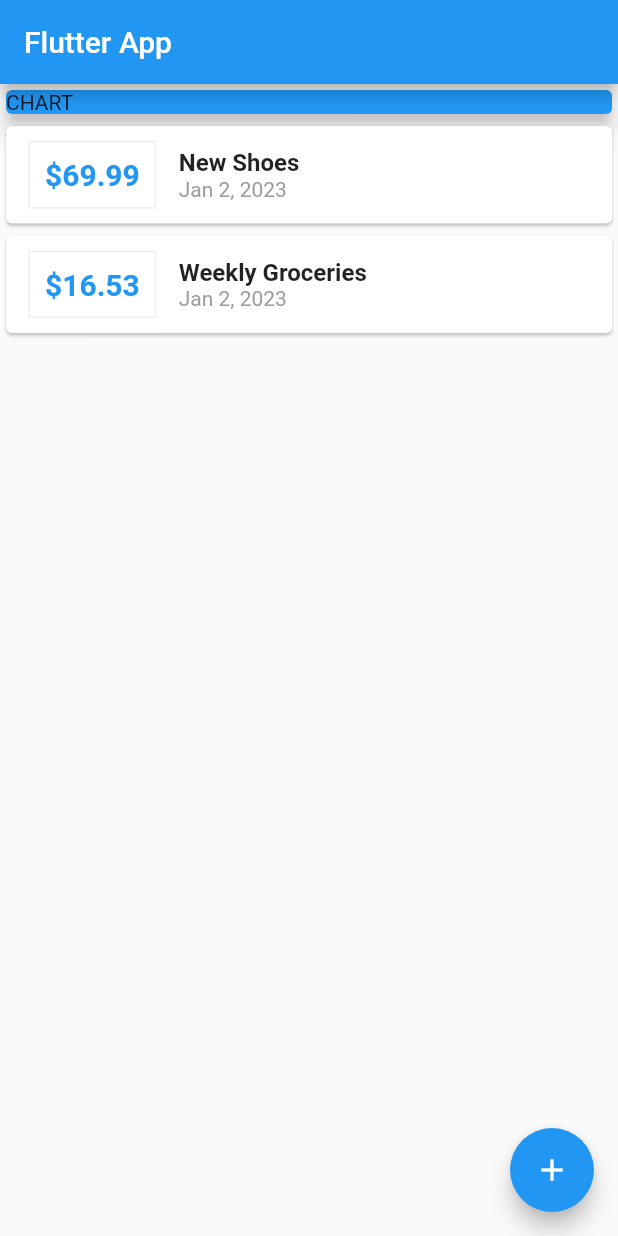
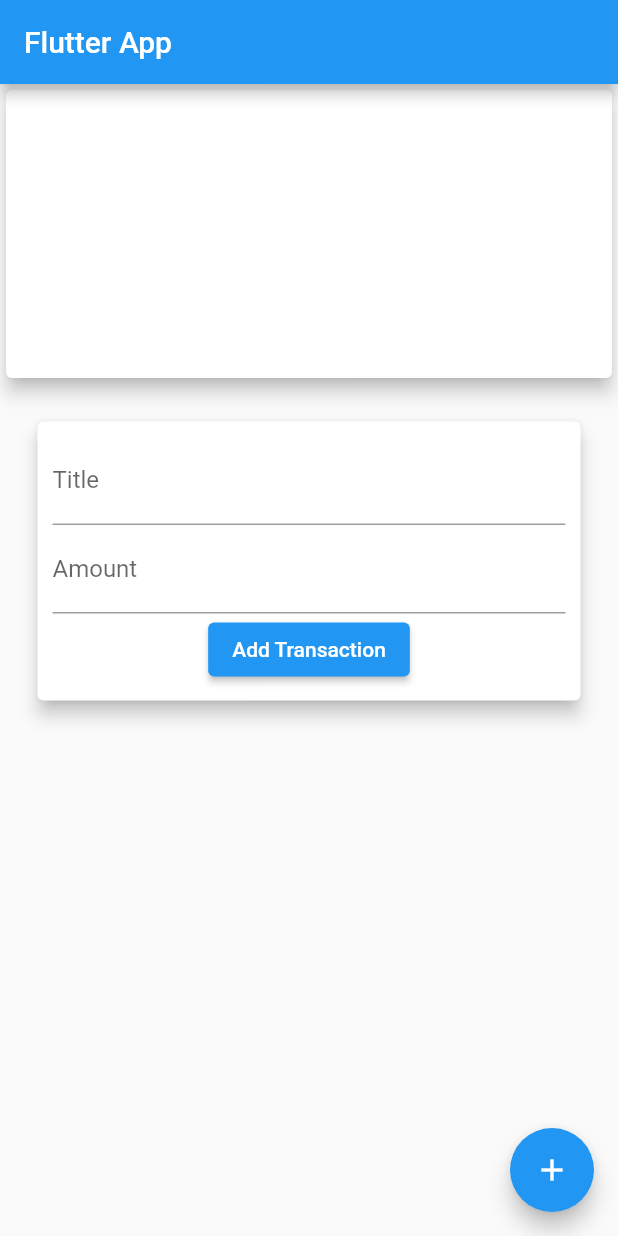
Before and after one commit to guvenkarabulut/flutter-shopping-list, a Flutter app: the screen it shows after launch, on a phone screen of 412 x 824 dp. Run offline on Flutter 3.47's test engine with Material 2 defaults, Android fonts, the phone set to English and light mode, and no system bars; drawn by our look-alikes of fl_chart.

Commit message:
add chart and some corrections

```diff
--- a/lib/formMainPage.dart
+++ b/lib/formMainPage.dart
@@ -4,7 +4,8 @@ import 'package:uuid/uuid.dart';
 import 'package:flutter_shopping_list/main.dart';
 
 class FormMainPage extends StatelessWidget {
-  const FormMainPage();
+  final List _transactions = [];
+
   void _navigateToForm(BuildContext context) {
     Navigator.of(context).push(
       MaterialPageRoute(
--- a/lib/main.dart
+++ b/lib/main.dart
@@ -1,17 +1,11 @@
 import 'package:flutter/material.dart';
 import 'package:flutter_shopping_list/transaction.dart';
 import 'package:intl/intl.dart';
-import 'package:flutter_shopping_list/formMainPage.dart';
+import 'package:uuid/uuid.dart';
+import 'package:fl_chart/fl_chart.dart';
+import 'dart:math' as math;
 
 void main() => runApp(MyApp());
-
-void _navigateToForm(BuildContext context) {
-  Navigator.of(context).push(
-    MaterialPageRoute(
-      builder: (context) => FormMainPage(),
-    ),
-  );
-}
 
 class MyApp extends StatelessWidget {
   @override
@@ -23,21 +17,27 @@ class MyApp extends StatelessWidget {
   }
 }
 
-class MyHomePage extends StatelessWidget {
-  final List<Transaction> transactions = [
-    Transaction(
-      id: 't1',
-      title: 'New Shoes',
-      amount: 69.99,
-      date: DateTime.now(),
-    ),
-    Transaction(
-      id: 't2',
-      title: 'Weekly Groceries',
-      amount: 16.53,
-      date: DateTime.now(),
-    ),
-  ];
+class MyHomePage extends StatefulWidget {
+  @override
+  State<MyHomePage> createState() => _MyHomePageState();
+}
+
+class _MyHomePageState extends State<MyHomePage> {
+  final List<Transaction> _transactions = [];
+  Function addTransactions() {
+    setState(() {
+      _transactions.add(Transaction(
+          id: Uuid().v4(),
+          title: titleInput,
+          amount: double.parse(amountInput),
+          date: DateTime.now()));
+    });
+  }
+
+  String titleInput;
+
+  String amountInput;
+
   @override
   Widget build(BuildContext context) {
     return Scaffold(
@@ -48,14 +48,59 @@ class MyHomePage extends StatelessWidget {
             crossAxisAlignment: CrossAxisAlignment.stretch,
             children: <Widget>[
               Container(
+                width: 200,
+                height: 200,
                 child: Card(
-                  color: Colors.blue,
-                  child: Text('CHART'),
+                  child: PieChart(
+                    PieChartData(
+                      borderData: FlBorderData(show: false),
+                      sectionsSpace: 0,
+                      centerSpaceRadius: 40,
+                      sections: _transactions
+                          .map((e) => PieChartSectionData(
+                                color: Color(
+                                        (math.Random().nextDouble() * 0xFFFFFF)
+                                            .toInt())
+                                    .withOpacity(1.0),
+                                value: e.amount,
+                                title: e.title,
+                                radius: 50,
+                                titleStyle: TextStyle(
+                                    fontSize: 18, fontWeight: FontWeight.bold),
+                              ))
+                          .toList(),
+                    ),
+                  ),
                   elevation: 5,
                 ),
               ),
+              Card(
+                elevation: 5,
+                margin: EdgeInsets.all(25),
+                child: Container(
+                  padding: EdgeInsets.all(10),
+                  child: Column(
+                    children: <Widget>[
+                      TextField(
+                        decoration: InputDecoration(labelText: 'Title'),
+                        onChanged: ((value) => titleInput = value),
+                      ),
+                      TextField(
+                        decoration: InputDecoration(labelText: 'Amount'),
+                        onChanged: ((value) => amountInput = value),
+                      ),
+                      ElevatedButton(
+                        child: Text('Add Transaction'),
+                        onPressed: () {
+                          addTransactions();
+                        },
+                      ),
+                    ],
+                  ),
+                ),
+              ),
               Column(
-                children: transactions.map((tx) {
+                children: _transactions.map((tx) {
                   return Card(
                     child: Row(
                       children: <Widget>[
@@ -104,7 +149,6 @@ class MyHomePage extends StatelessWidget {
             ]),
         floatingActionButton: FloatingActionButton(
           child: Icon(Icons.add),
-          onPressed: () => _navigateToForm(context),
         ));
   }
 }
--- a/pubspec.yaml
+++ b/pubspec.yaml
@@ -25,6 +25,7 @@ dependencies:
     sdk: flutter
   intl: ^0.18.0
   uuid: ^3.0.7
+  fl_chart: ^0.55.2
 
   # The following adds the Cupertino Icons font to your application.
   # Use with the CupertinoIcons class for iOS style icons.
```
Also changed, not shown: pubspec.lock, 2 other files.
